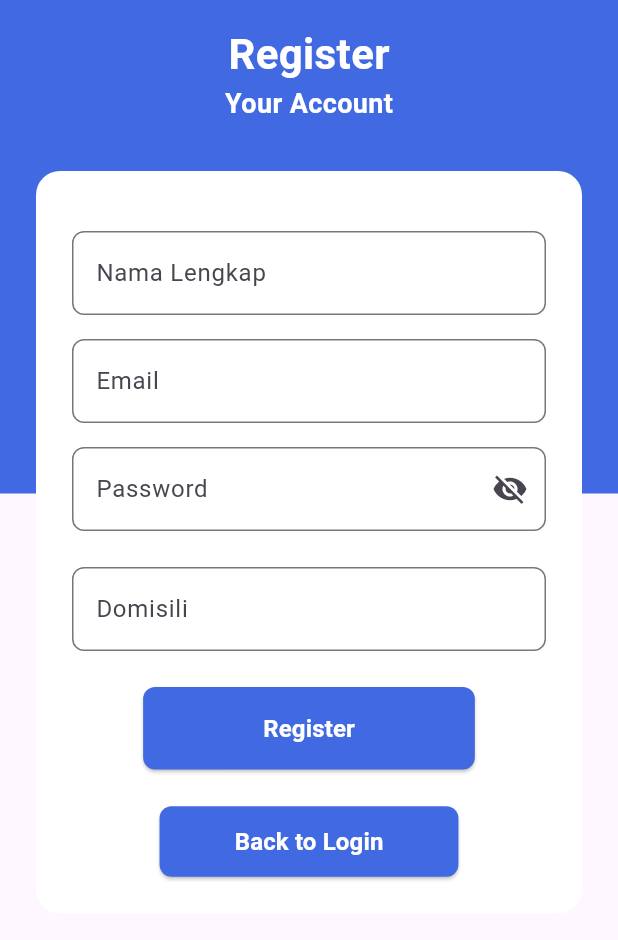
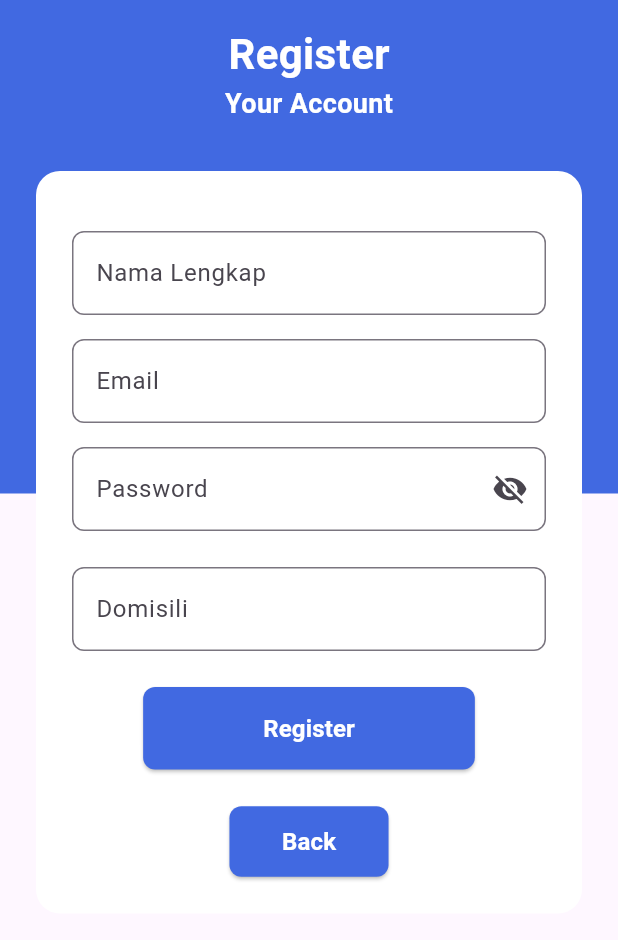
Before and after one commit to aqshal004/belajar_ppkd, a Flutter app: the screen it shows after launch, after a tap on "Sign Up", on a phone screen of 412 x 824 dp, the part 102-1042 px from its top. Run offline on Flutter 3.47's test engine with Material 3 defaults, Android fonts, the phone set to English and light mode, and no system bars; our stand-ins replace curved_labeled_navigation_bar, delightful_toast, shared_preferences, sqflite; missing offline and left inert: mobkit_dashed_border; accounts and stored records are empty.

Commit message:
Tugas11 Lanjutan

```diff
--- a/lib/Posyandu/login_pos.dart
+++ b/lib/Posyandu/login_pos.dart
@@ -292,8 +292,7 @@ class _LoginPosyanduWidgetState extends State<LoginPosyanduWidget> {
                                       );
                                       return;
                                     }
-                                    await
-                                    PreferenceHandler.saveLogin(true);
+                                    await PreferenceHandler.saveLogin(true);
                                     await PreferenceHandler.saveUserData(
                                       user.name,
                                       user.email,
--- a/lib/Posyandu/view/register_screen.dart
+++ b/lib/Posyandu/view/register_screen.dart
@@ -208,7 +208,7 @@ class _RegisterScreenWidgetState extends State<RegisterScreenWidget> {
                             style: ElevatedButton.styleFrom(
                               backgroundColor: const Color(0xFF4169E1),
                               padding: const EdgeInsets.symmetric(
-                                horizontal: 50,
+                                horizontal: 35,
                                 vertical: 12,
                               ),
                               shape: RoundedRectangleBorder(
@@ -216,7 +216,7 @@ class _RegisterScreenWidgetState extends State<RegisterScreenWidget> {
                               ),
                             ),
                             child: Text(
-                              'Back to Login',
+                              'Back',
                               style: TextStyle(
                                 fontSize: 16,
                                 fontWeight: FontWeight.w600,
--- a/lib/main.dart
+++ b/lib/main.dart
@@ -22,15 +22,15 @@ void main() async {
   WidgetsFlutterBinding.ensureInitialized(); // penting untuk SharedPreferences
   await initializeDateFormatting('id_ID', null);
 
-  final isLogin = await PreferenceHandler.getLogin() ?? false;
+  // final isLogin = await PreferenceHandler.getLogin() ?? false;
 
-  runApp(MyApp(isLogin: isLogin)); // tanpa const
+  runApp(MyApp()); // tanpa const
 }
 
 
 class MyApp extends StatelessWidget {
-  final bool isLogin;
-  const MyApp({super.key, required this.isLogin});
+  // final bool isLogin;
+  const MyApp({super.key,});
 
   // This widget is the root of your application.
   @override
@@ -56,7 +56,7 @@ class MyApp extends StatelessWidget {
         // tested with just a hot reload.
         colorScheme: ColorScheme.fromSeed(seedColor: Colors.deepPurple),
       ),
-      home: const LoginPosyanduWidget(),
+      home:  const LoginPosyanduWidget(),
     );
   }
 }
```
Also changed, not shown: 1 other file.
